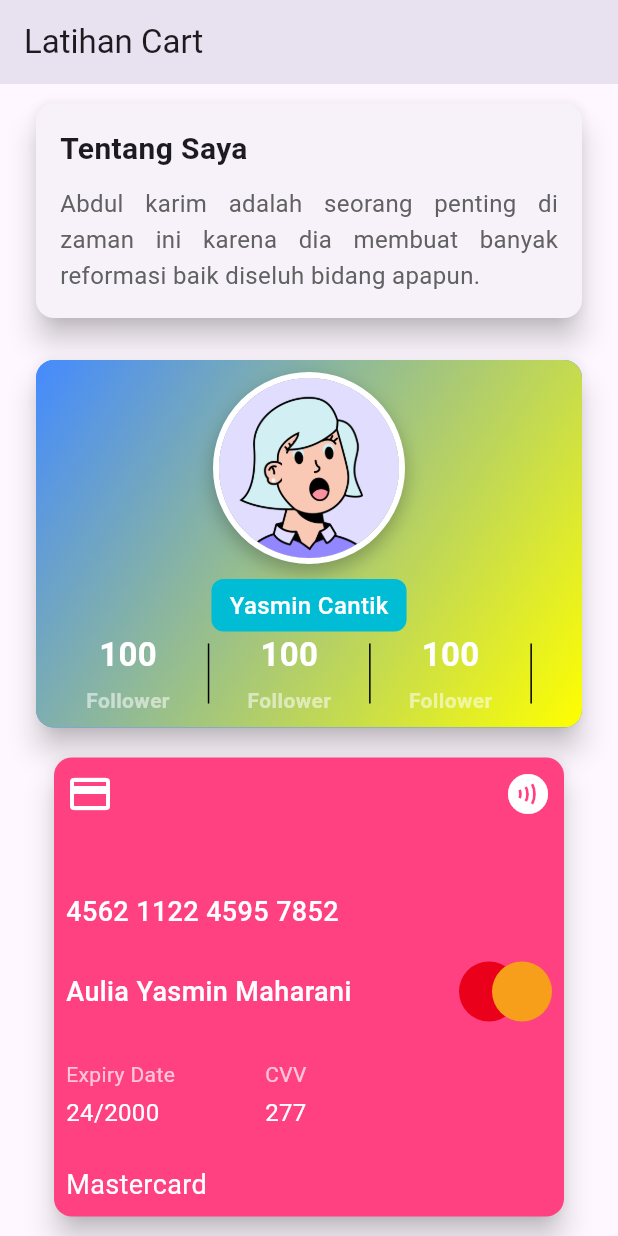
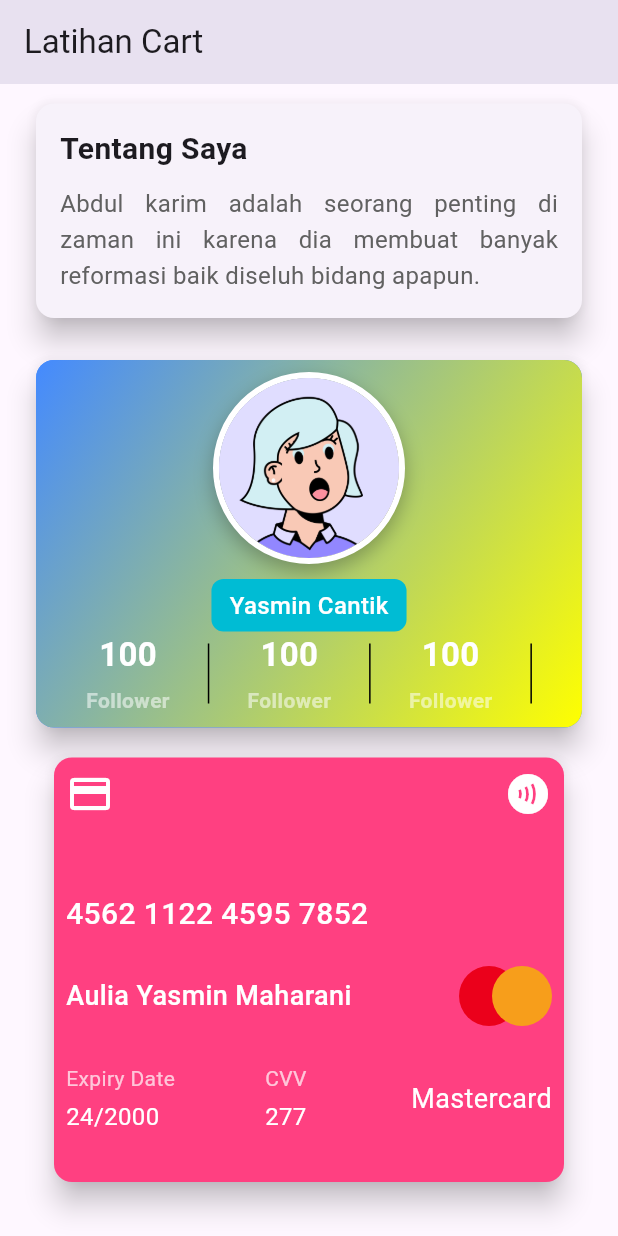
Before and after one commit to yaseumine/Tugas_week_8_1123150146, a Flutter app: the screen it shows after launch, scrolled down 295 dp, on a phone screen of 412 x 824 dp. Run offline on Flutter 3.47's test engine with Material 3 defaults, Android fonts, the phone set to English and light mode, and no system bars.

Commit message:
benerin tulisan mastecard

```diff
--- a/lib/pages/latihan_cart.dart
+++ b/lib/pages/latihan_cart.dart
@@ -292,7 +292,7 @@ class LatihanCart extends StatelessWidget {
                           "4562 1122 4595 7852",
                           style: TextStyle(
                             color: Colors.white,
-                            fontSize: 18.0,
+                            fontSize: 20.0,
                             fontWeight: FontWeight.w500,
                           ),
                         ),
@@ -380,12 +380,8 @@ class LatihanCart extends StatelessWidget {
                                 ),
                               ],
                             ),
-                          ],
-                        ),
-                        SizedBox(height: 24.0),
-                        Row(
-                          mainAxisAlignment: MainAxisAlignment.spaceBetween,
-                          children: [
+                            Spacer(),
+
                             Text(
                               "Mastercard",
                               style: TextStyle(
@@ -395,6 +391,7 @@ class LatihanCart extends StatelessWidget {
                             ),
                           ],
                         ),
+                        SizedBox(height: 24.0),
                       ],
                     ),
                   ),
```
